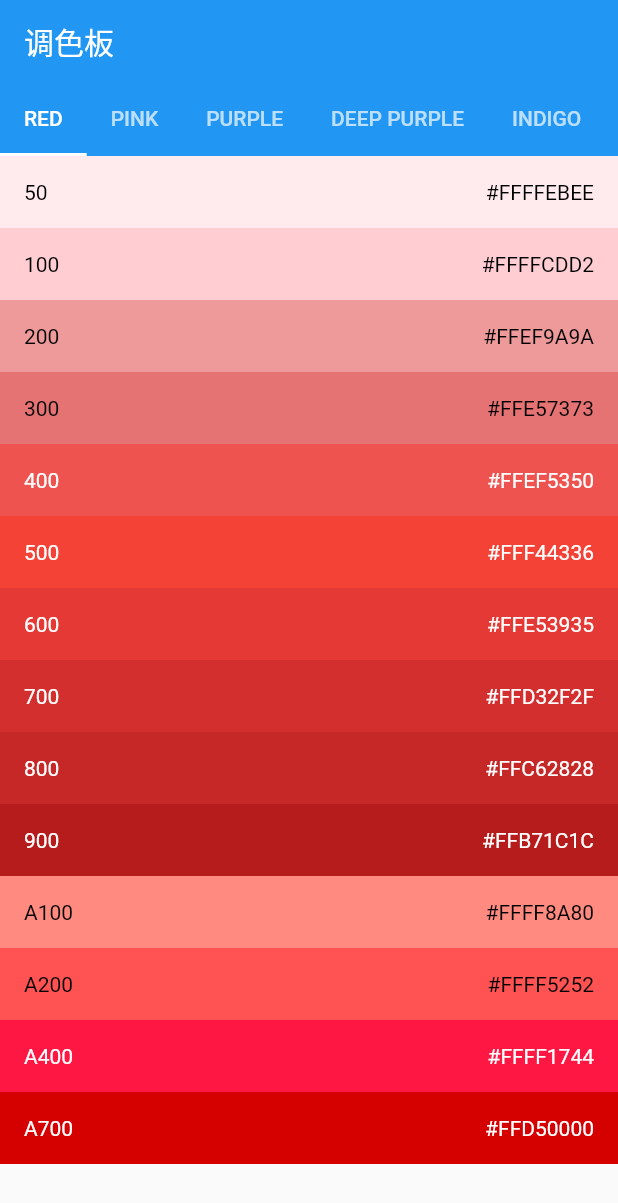
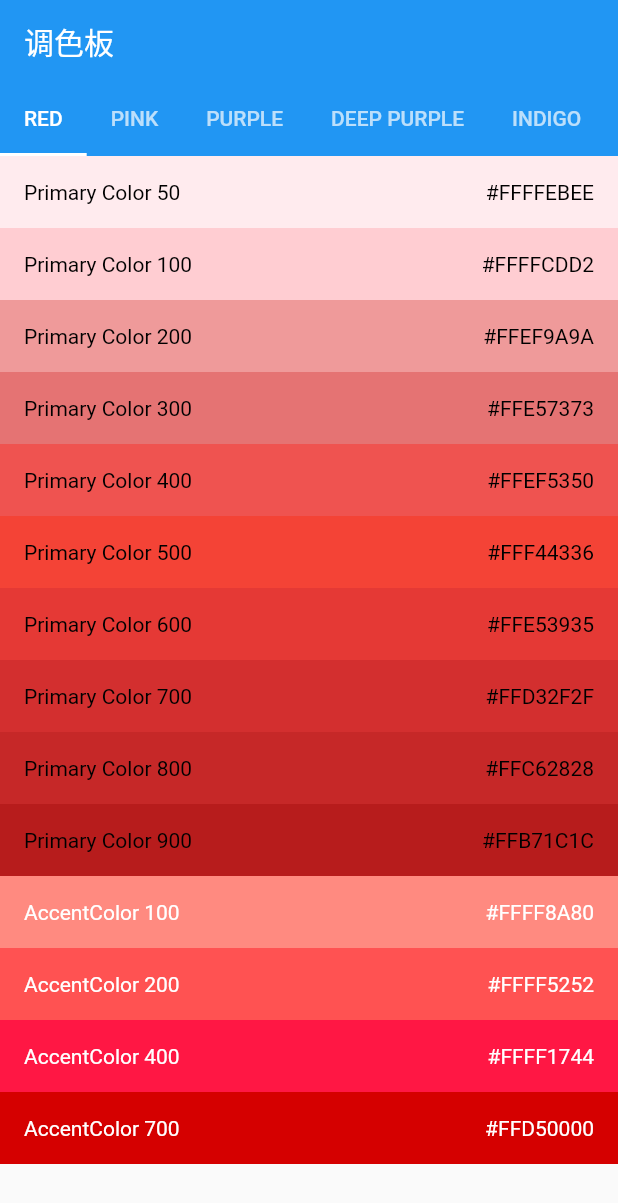
Before and after one commit to guoyanqiu/fultter_colors, a Flutter app: the screen it shows after launch, on a phone screen of 412 x 824 dp. Shown: the top 1203 px of the screen. Run offline on Flutter 3.47's test engine with Material 2 defaults, Android fonts, the phone set to English and light mode, and no system bars.

Commit message:
为了方便说明，减少不要的代码

```diff
--- a/lib/colors_demo.dart
+++ b/lib/colors_demo.dart
@@ -36,40 +36,36 @@ class ColorsHomePage extends StatelessWidget {
 }
 //Palette：调色板
 class _Palette {
-  _Palette({ this.name, this.primary, this.accent, this.threshold = 900});
+  _Palette({ this.name, this.primary, this.accent});
 
   final String name;
+  //primaryColor
   final MaterialColor primary;
   //accent color
-  //重点色;强调色;重点色彩
   final MaterialAccentColor accent;
-  //阀值
-  final int threshold; // titles for indices > threshold are white, otherwise black
-
-  bool get isValid => name != null && primary != null && threshold != null;
 }
 
 //数据源
 final List<_Palette> _allPalettes = <_Palette>[
-  _Palette(name: 'RED', primary: Colors.red, accent: Colors.redAccent, threshold: 300),
-  _Palette(name: 'PINK', primary: Colors.pink, accent: Colors.pinkAccent, threshold: 200),
-  _Palette(name: 'PURPLE', primary: Colors.purple, accent: Colors.purpleAccent, threshold: 200),
-  _Palette(name: 'DEEP PURPLE', primary: Colors.deepPurple, accent: Colors.deepPurpleAccent, threshold: 200),
-  _Palette(name: 'INDIGO', primary: Colors.indigo, accent: Colors.indigoAccent, threshold: 200),
-  _Palette(name: 'BLUE', primary: Colors.blue, accent: Colors.blueAccent, threshold: 400),
-  _Palette(name: 'LIGHT BLUE', primary: Colors.lightBlue, accent: Colors.lightBlueAccent, threshold: 500),
-  _Palette(name: 'CYAN', primary: Colors.cyan, accent: Colors.cyanAccent, threshold: 600),
-  _Palette(name: 'TEAL', primary: Colors.teal, accent: Colors.tealAccent, threshold: 400),
-  _Palette(name: 'GREEN', primary: Colors.green, accent: Colors.greenAccent, threshold: 500),
-  _Palette(name: 'LIGHT GREEN', primary: Colors.lightGreen, accent: Colors.lightGreenAccent, threshold: 600),
-  _Palette(name: 'LIME', primary: Colors.lime, accent: Colors.limeAccent, threshold: 800),
+  _Palette(name: 'RED', primary: Colors.red, accent: Colors.redAccent),
+  _Palette(name: 'PINK', primary: Colors.pink, accent: Colors.pinkAccent),
+  _Palette(name: 'PURPLE', primary: Colors.purple, accent: Colors.purpleAccent),
+  _Palette(name: 'DEEP PURPLE', primary: Colors.deepPurple, accent: Colors.deepPurpleAccent),
+  _Palette(name: 'INDIGO', primary: Colors.indigo, accent: Colors.indigoAccent),
+  _Palette(name: 'BLUE', primary: Colors.blue, accent: Colors.blueAccent),
+  _Palette(name: 'LIGHT BLUE', primary: Colors.lightBlue, accent: Colors.lightBlueAccent),
+  _Palette(name: 'CYAN', primary: Colors.cyan, accent: Colors.cyanAccent),
+  _Palette(name: 'TEAL', primary: Colors.teal, accent: Colors.tealAccent),
+  _Palette(name: 'GREEN', primary: Colors.green, accent: Colors.greenAccent),
+  _Palette(name: 'LIGHT GREEN', primary: Colors.lightGreen, accent: Colors.lightGreenAccent),
+  _Palette(name: 'LIME', primary: Colors.lime, accent: Colors.limeAccent),
   _Palette(name: 'YELLOW', primary: Colors.yellow, accent: Colors.yellowAccent),
   _Palette(name: 'AMBER', primary: Colors.amber, accent: Colors.amberAccent),
-  _Palette(name: 'ORANGE', primary: Colors.orange, accent: Colors.orangeAccent, threshold: 700),
-  _Palette(name: 'DEEP ORANGE', primary: Colors.deepOrange, accent: Colors.deepOrangeAccent, threshold: 400),
-  _Palette(name: 'BROWN', primary: Colors.brown, threshold: 200),
-  _Palette(name: 'GREY', primary: Colors.grey, threshold: 500),
-  _Palette(name: 'BLUE GREY', primary: Colors.blueGrey, threshold: 500),
+  _Palette(name: 'ORANGE', primary: Colors.orange, accent: Colors.orangeAccent),
+  _Palette(name: 'DEEP ORANGE', primary: Colors.deepOrange, accent: Colors.deepOrangeAccent),
+  _Palette(name: 'BROWN', primary: Colors.brown),
+  _Palette(name: 'GREY', primary: Colors.grey),
+  _Palette(name: 'BLUE GREY', primary: Colors.blueGrey),
 ];
 
 
@@ -107,7 +103,7 @@ class _ColorItem extends StatelessWidget {
             mainAxisAlignment: MainAxisAlignment.spaceBetween,
             crossAxisAlignment: CrossAxisAlignment.center,
             children: <Widget>[
-              Text('$prefix$index'),
+              Text('$prefix $index'),
               Text(colorString()),
             ],
           ),
@@ -122,35 +118,12 @@ class _PaletteTabView extends StatelessWidget {
   _PaletteTabView({
     Key key,
     @required this.colors,
-  }) : assert(colors != null && colors.isValid),
-       super(key: key);
+  }) : super(key: key);
 
   final _Palette colors;
-//  static const MaterialColor red = MaterialColor(
-//    _redPrimaryValue,
-//    <int, Color>{
-//      50: Color(0xFFFFEBEE),
-//      100: Color(0xFFFFCDD2),
-//      200: Color(0xFFEF9A9A),
-//      300: Color(0xFFE57373),
-//      400: Color(0xFFEF5350),
-//      500: Color(_redPrimaryValue),
-//      600: Color(0xFFE53935),
-//      700: Color(0xFFD32F2F),
-//      800: Color(0xFFC62828),
-//      900: Color(0xFFB71C1C),
-//    },
-//  );
+
   static const List<int> primaryKeys = <int>[50, 100, 200, 300, 400, 500, 600, 700, 800, 900];
-//  static const MaterialAccentColor redAccent = MaterialAccentColor(
-//    _redAccentValue,
-//    <int, Color>{
-//      100: Color(0xFFFF8A80),
-//      200: Color(_redAccentValue),
-//      400: Color(0xFFFF1744),
-//      700: Color(0xFFD50000),
-//    },
-//  );
+
   static const List<int> accentKeys = <int>[100, 200, 400, 700];
 
   @override
@@ -158,18 +131,19 @@ class _PaletteTabView extends StatelessWidget {
     final TextTheme textTheme = Theme.of(context).textTheme;
     final TextStyle whiteTextStyle = textTheme.body1.copyWith(color: Colors.white);
     final TextStyle blackTextStyle = textTheme.body1.copyWith(color: Colors.black);
+    //构建primaryColors的item
     final List<Widget> colorItems = primaryKeys.map<Widget>((int value) {
       return DefaultTextStyle(
-        style: value > colors.threshold ? whiteTextStyle : blackTextStyle,
-        child: _ColorItem(index: value, color: colors.primary[value]),
+        style:  blackTextStyle,
+        child: _ColorItem(index: value, color: colors.primary[value],prefix: 'Primary Color'),
       );
     }).toList();
 
     if (colors.accent != null) {
-      colorItems.addAll(accentKeys.map<Widget>((int index) {
+      colorItems.addAll(accentKeys.map<Widget>((int value) {
         return DefaultTextStyle(
-          style: index > colors.threshold ? whiteTextStyle : blackTextStyle,
-          child: _ColorItem(index: index, color: colors.accent[index], prefix: 'A'),
+          style: whiteTextStyle,
+          child: _ColorItem(index: value, color: colors.accent[value], prefix: 'AccentColor'),
         );
       }).toList());
     }
```
